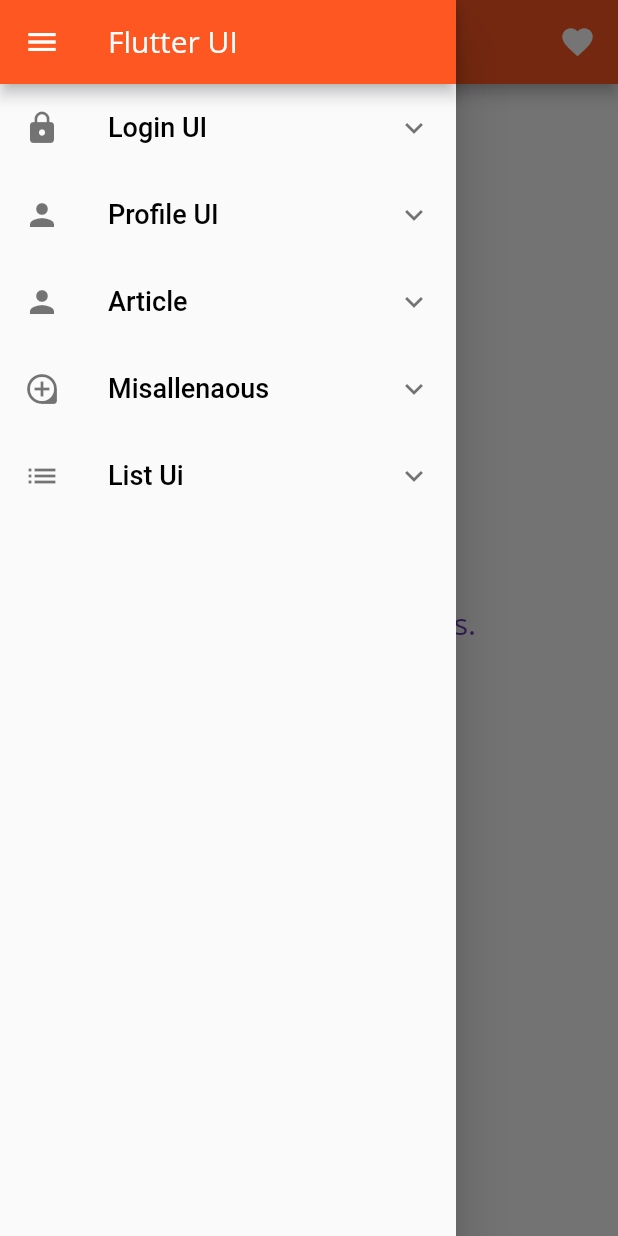
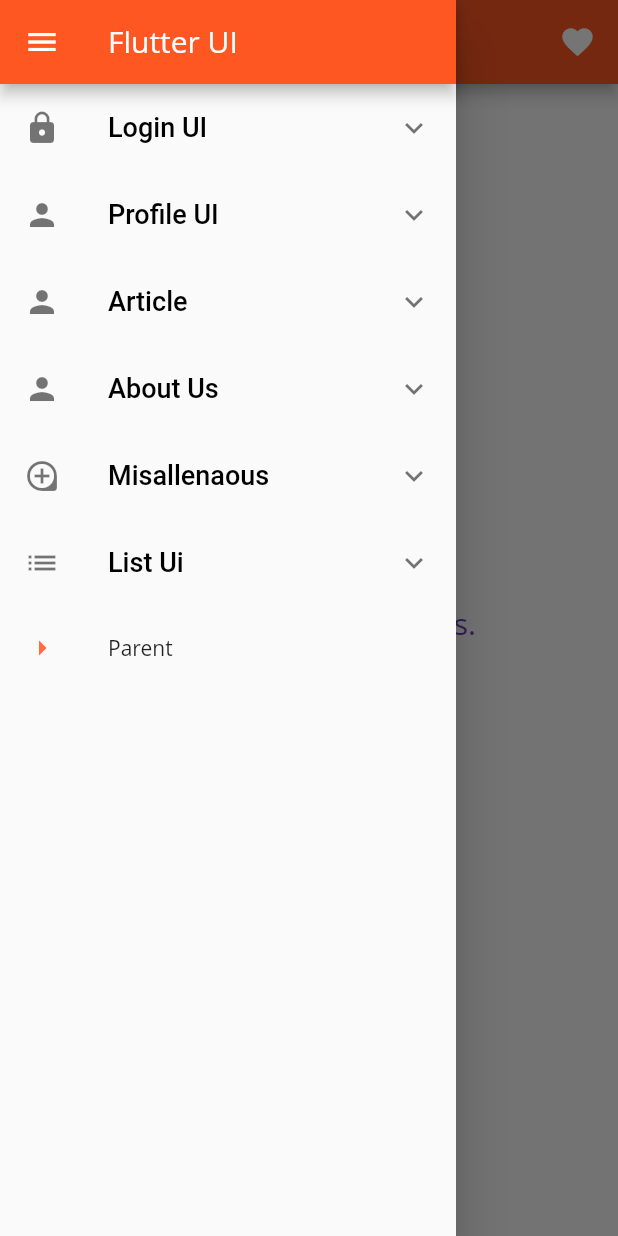
Before and after one commit to sudeepthapa/flutter-ui, a Flutter app: the screen it shows after launch, with the side drawer open, on a phone screen of 412 x 824 dp. Run offline on Flutter 3.47's test engine with Material 2 defaults, Android fonts, the phone set to English and light mode, and no system bars; missing offline and left inert: flutube.

Commit message:
about us ui completed

```diff
--- a/lib/widgets/sidebar.dart
+++ b/lib/widgets/sidebar.dart
@@ -1,9 +1,11 @@
 import 'package:flutter/material.dart';
+import 'package:profile_card/pages/about_us/about_us.dart';
 import 'package:profile_card/pages/lists/directory_concept/placelist1.dart';
 import 'package:profile_card/pages/login_pages/login_form.dart';
 import 'package:profile_card/pages/login_pages/login_page2.dart';
 import 'package:profile_card/pages/missaleneous/home_landing.dart';
 import 'package:profile_card/pages/news_article/news_article.dart';
+import 'package:profile_card/pages/parent.dart';
 import 'package:profile_card/pages/profile/profile2.dart';
 import 'package:profile_card/pages/profile/profile_card.dart';
 
@@ -136,6 +138,32 @@ class HomePage extends StatelessWidget {
             ),
             ExpansionTile(
               title: Text(
+                "About Us",
+                style: TextStyle(
+                    color: Colors.black, fontFamily: 'Roboto', fontSize: 18),
+              ),
+              leading: Icon(Icons.person),
+              children: <Widget>[
+                ListTile(
+                    leading: Icon(
+                      Icons.arrow_right,
+                      color: Colors.deepOrangeAccent,
+                    ),
+                    title: Text(
+                      "About Us 1",
+                      style: TextStyle(color: Colors.black87, fontSize: 14),
+                    ),
+                    onTap: () {
+                      Navigator.push(
+                          context,
+                          MaterialPageRoute(
+                              builder: (BuildContext context) =>
+                                  AboutUs()));
+                    }),
+              ],
+            ),
+            ExpansionTile(
+              title: Text(
                 "Misallenaous",
                 style: TextStyle(
                     color: Colors.black, fontFamily: 'Roboto', fontSize: 18),
@@ -192,7 +220,22 @@ class HomePage extends StatelessWidget {
                   ],
                 )
               ],
-            )
+            ),
+            ListTile(
+                leading: Icon(
+                  Icons.arrow_right,
+                  color: Colors.deepOrangeAccent,
+                ),
+                title: Text(
+                  "Parent",
+                  style: TextStyle(color: Colors.black87, fontSize: 14),
+                ),
+                onTap: () {
+                  Navigator.push(
+                      context,
+                      MaterialPageRoute(
+                          builder: (BuildContext context) => Parent()));
+                })
           ],
         ),
       ),
```
Also changed, not shown: lib/pages/about_us/about_us.dart (added, +57 -0 lines).
